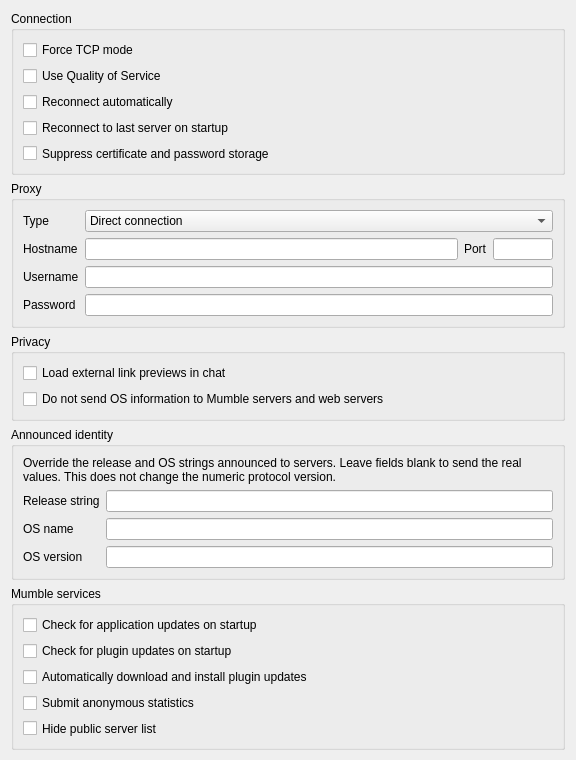
Before: the Qt Designer form src/mumble/NetworkConfig.ui in dankmaster/mumble, drawn with Qt 5.
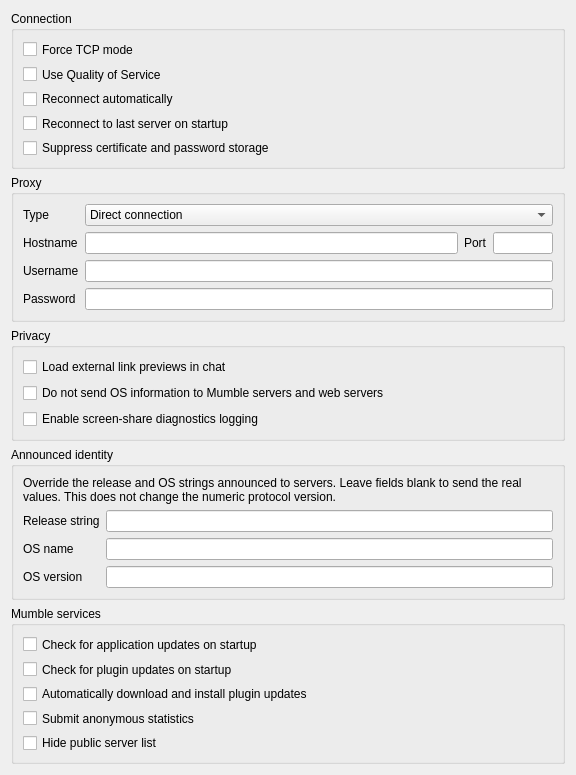
After: the same form once the commit is applied. Custom widgets are drawn as their Qt base class.

Commit message: feat: add screen share relay foundation and chat fallback

Diff of the .ui file:
```diff
--- a/src/mumble/NetworkConfig.ui
+++ b/src/mumble/NetworkConfig.ui
@@ -338,6 +338,19 @@
         </property>
        </widget>
       </item>
+      <item>
+       <widget class="QCheckBox" name="qcbScreenShareDiagnostics">
+        <property name="toolTip">
+         <string>Write detailed screen-share helper diagnostics to a local log file for troubleshooting</string>
+        </property>
+        <property name="whatsThis">
+         <string>&lt;b&gt;Enable screen-share diagnostics logging&lt;/b&gt;.&lt;br/&gt;When enabled, the external screen-share helper writes detailed startup, relay, encoder and crash-related diagnostics to a local log file. This is intended for troubleshooting and may include local environment details. Changes apply the next time the helper starts.</string>
+        </property>
+        <property name="text">
+         <string>Enable screen-share diagnostics logging</string>
+        </property>
+       </widget>
+      </item>
      </layout>
     </widget>
    </item>
```
The commit also changes 39 other files.
